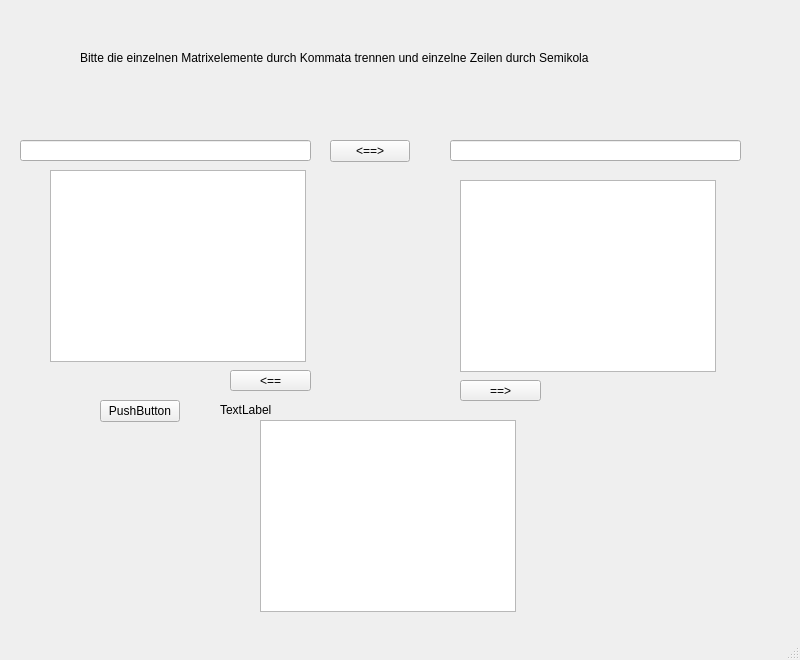
This is matrix.ui in FelixMaetzler/Taschenrechner as Qt 5 draws it before an edit. The edited form follows.
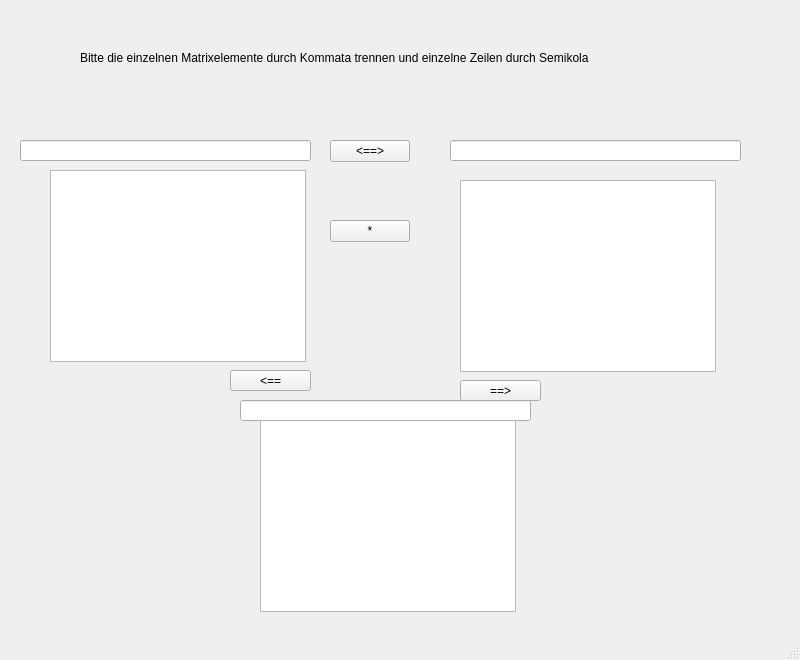
This is the edited form.

Commit message: Matrixmultiplikation implementiert. allerdings muss man diese noch testen. Jetzt erstmal Feierabend

What changed in the file:
```diff
--- a/matrix.ui
+++ b/matrix.ui
@@ -37,19 +37,6 @@
      </rect>
     </property>
    </widget>
-   <widget class="QPushButton" name="ButtonEinlesen">
-    <property name="geometry">
-     <rect>
-      <x>100</x>
-      <y>400</y>
-      <width>80</width>
-      <height>22</height>
-     </rect>
-    </property>
-    <property name="text">
-     <string>PushButton</string>
-    </property>
-   </widget>
    <widget class="QTextBrowser" name="textMatrix1">
     <property name="geometry">
      <rect>
@@ -129,17 +116,27 @@
      <string>==&gt;</string>
     </property>
    </widget>
-   <widget class="QLabel" name="textErg">
+   <widget class="QPushButton" name="ButtonMult">
     <property name="geometry">
      <rect>
-      <x>220</x>
-      <y>400</y>
-      <width>431</width>
-      <height>20</height>
+      <x>330</x>
+      <y>220</y>
+      <width>80</width>
+      <height>22</height>
      </rect>
     </property>
     <property name="text">
-     <string>TextLabel</string>
+     <string>*</string>
+    </property>
+   </widget>
+   <widget class="QLineEdit" name="lineMatrixErg">
+    <property name="geometry">
+     <rect>
+      <x>240</x>
+      <y>400</y>
+      <width>291</width>
+      <height>21</height>
+     </rect>
     </property>
    </widget>
   </widget>
```
Left out of the diff: 2 changed lines with no effect on the pictures. The commit also changes 2 other files.
